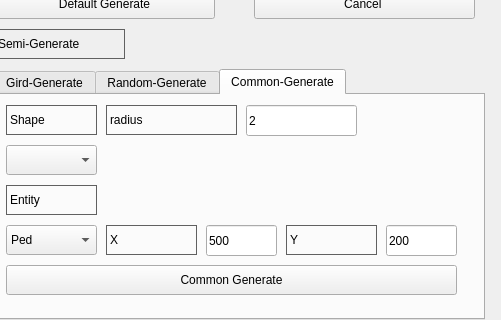
Qt form pypeds/gui/ui/mainwindow_setting.ui (my-HenryS/pypeds) before a commit; both pictures show x 826 to 1327 and y 151 to 471 of the 1327 by 732 pixel window.
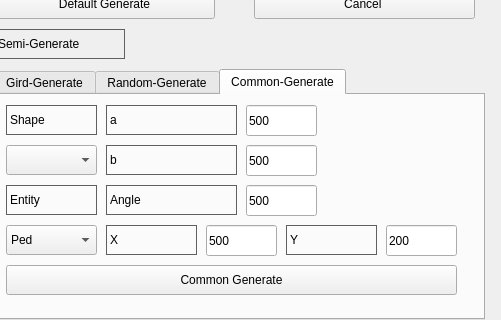
The same form after that commit. The open tabs and pages were chosen to show the change.

```diff
--- a/pypeds/gui/ui/mainwindow_setting.ui
+++ b/pypeds/gui/ui/mainwindow_setting.ui
@@ -1377,7 +1377,7 @@
         <x>110</x>
         <y>10</y>
         <width>341</width>
-        <height>101</height>
+        <height>111</height>
        </rect>
       </property>
       <property name="currentIndex">
@@ -1507,6 +1507,128 @@
         </property>
        </widget>
       </widget>
+      <widget class="QWidget" name="page_9">
+       <widget class="QLabel" name="label_95">
+        <property name="geometry">
+         <rect>
+          <x>0</x>
+          <y>0</y>
+          <width>131</width>
+          <height>30</height>
+         </rect>
+        </property>
+        <property name="styleSheet">
+         <string notr="true">QLabel{
+
+     border-width: 1px;
+
+     border-style: solid;
+
+     border-color: rgb(96, 96, 96);
+
+}</string>
+        </property>
+        <property name="text">
+         <string>a</string>
+        </property>
+        <property name="margin">
+         <number>-1</number>
+        </property>
+       </widget>
+       <widget class="QLineEdit" name="lineEdit_64">
+        <property name="geometry">
+         <rect>
+          <x>140</x>
+          <y>0</y>
+          <width>71</width>
+          <height>31</height>
+         </rect>
+        </property>
+        <property name="text">
+         <string>500</string>
+        </property>
+       </widget>
+       <widget class="QLabel" name="label_96">
+        <property name="geometry">
+         <rect>
+          <x>0</x>
+          <y>40</y>
+          <width>131</width>
+          <height>30</height>
+         </rect>
+        </property>
+        <property name="styleSheet">
+         <string notr="true">QLabel{
+
+     border-width: 1px;
+
+     border-style: solid;
+
+     border-color: rgb(96, 96, 96);
+
+}</string>
+        </property>
+        <property name="text">
+         <string>b</string>
+        </property>
+        <property name="margin">
+         <number>-1</number>
+        </property>
+       </widget>
+       <widget class="QLineEdit" name="lineEdit_65">
+        <property name="geometry">
+         <rect>
+          <x>140</x>
+          <y>40</y>
+          <width>71</width>
+          <height>31</height>
+         </rect>
+        </property>
+        <property name="text">
+         <string>500</string>
+        </property>
+       </widget>
+       <widget class="QLabel" name="label_97">
+        <property name="geometry">
+         <rect>
+          <x>0</x>
+          <y>80</y>
+          <width>131</width>
+          <height>30</height>
+         </rect>
+        </property>
+        <property name="styleSheet">
+         <string notr="true">QLabel{
+
+     border-width: 1px;
+
+     border-style: solid;
+
+     border-color: rgb(96, 96, 96);
+
+}</string>
+        </property>
+        <property name="text">
+         <string>Angle</string>
+        </property>
+        <property name="margin">
+         <number>-1</number>
+        </property>
+       </widget>
+       <widget class="QLineEdit" name="lineEdit_66">
+        <property name="geometry">
+         <rect>
+          <x>140</x>
+          <y>80</y>
+          <width>71</width>
+          <height>31</height>
+         </rect>
+        </property>
+        <property name="text">
+         <string>500</string>
+        </property>
+       </widget>
+      </widget>
      </widget>
      <widget class="QComboBox" name="comboBox_9">
       <property name="geometry">
```
Left out of the diff: 244 changed lines with no effect on the pictures.
